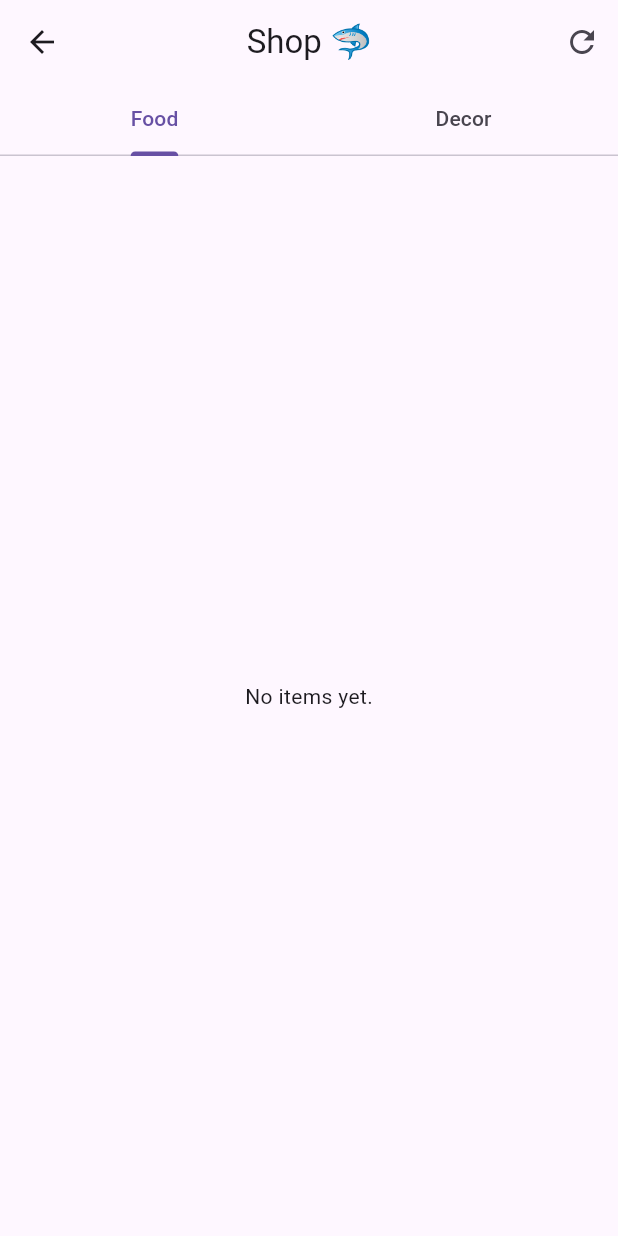
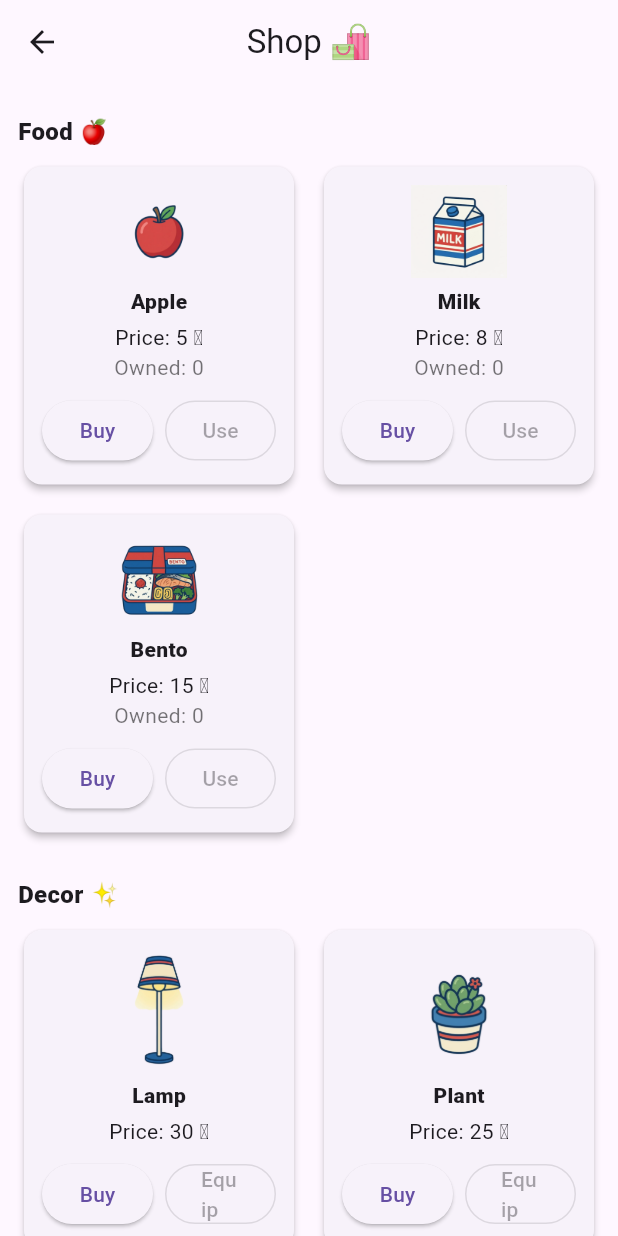
Before and after one commit to lohkaixuan/DoDo_Task, a Flutter app: the ShopPage screen opened by its route, on a phone screen of 412 x 824 dp. Run offline on Flutter 3.47's test engine with Material 3 defaults, Android fonts, the light colour scheme and no system bars; our stand-ins replace dio, flutter_local_notifications, flutter_secure_storage, flutter_tts, get, get_storage and 3 more; missing offline and left inert: flutter_overlay_window; accounts and stored records are empty; network calls fail.

Commit message:
Shop fix

```diff
--- a/flutter/lib/controller/shopController.dart
+++ b/flutter/lib/controller/shopController.dart
@@ -1,147 +1,229 @@
 // lib/controller/shopController.dart
 import 'package:get/get.dart';
-import 'package:dio/dio.dart' as dio;
-
 import 'package:v3/api/dioclient.dart';
 import 'package:v3/controller/walletController.dart';
+import 'package:v3/models/shop_item.dart';
 import 'package:v3/storage/authStorage.dart';
-
-class ShopItem {
-  final String itemId;
-  final String name;
-  final String type; // food / decor
-  final int price;
-  final int hunger; // food effect (0 for decor)
-
-  ShopItem({
-    required this.itemId,
-    required this.name,
-    required this.type,
-    required this.price,
-    required this.hunger,
-  });
-
-  factory ShopItem.fromJson(Map<String, dynamic> j) {
-    return ShopItem(
-      itemId: (j['item_id'] ?? '').toString(),
-      name: (j['name'] ?? '').toString(),
-      type: (j['type'] ?? '').toString(),
-      price: (j['price'] ?? 0 as num).toInt(),
-      hunger: (j['hunger'] ?? 0 as num).toInt(),
-    );
-  }
-}
 
 class ShopController extends GetxController {
   final DioClient _dio = Get.find<DioClient>();
   final WalletController walletC = Get.find<WalletController>();
 
-  final items = <ShopItem>[].obs;
-  final inventoryFood = <Map<String, dynamic>>[].obs;
-  final inventoryDecor = <Map<String, dynamic>>[].obs;
+  final loading = false.obs;
 
-  final loading = false.obs;
+  // Inventory from backend
+  final foodsQty = <String, int>{}.obs;       // itemId -> qty
+  final decorsOwned = <String, bool>{}.obs;   // itemId -> owned
+  final activeDecor = RxnString();
+
+  // ✅ Your shop catalog (local assets)
+  final items = <ShopItem>[
+    const ShopItem(
+      id: 'food_apple',
+      name: 'Apple',
+      price: 5,
+      category: ShopCategory.food,
+      hunger: 10,
+      asset: 'assets/shop/food/apple.png',
+    ),
+    const ShopItem(
+      id: 'food_milk',
+      name: 'Milk',
+      price: 8,
+      category: ShopCategory.food,
+      hunger: 15,
+      asset: 'assets/shop/food/milk.png',
+    ),
+    const ShopItem(
+      id: 'food_bento',
+      name: 'Bento',
+      price: 15,
+      category: ShopCategory.food,
+      hunger: 25,
+      asset: 'assets/shop/food/bento.png',
+    ),
+    const ShopItem(
+      id: 'decor_lamp',
+      name: 'Lamp',
+      price: 30,
+      category: ShopCategory.decor,
+      asset: 'assets/shop/decor/lamp.png',
+    ),
+    const ShopItem(
+      id: 'decor_plant',
+      name: 'Plant',
+      price: 25,
+      category: ShopCategory.decor,
+      asset: 'assets/shop/decor/plant.png',
+    ),
+  ];
 
   @override
   void onInit() {
     super.onInit();
-    // ✅ load shop & inventory
-    Future.microtask(() async {
-      await fetchShop();
-      await fetchInventory();
-    });
+    fetchInventory();
   }
 
-  Future<String?> _token() async {
-    final t = await AuthStorage.readToken();
-    return (t == null || t.isEmpty) ? null : t;
+  Future<String> _userIdOrGuest() async {
+    final uid = await AuthStorage.readUserId();
+    if (uid != null && uid.trim().isNotEmpty) return uid.trim();
+    return 'guest-${DateTime.now().millisecondsSinceEpoch}';
   }
 
-  Future<String> _userId() async {
-    final uid = await AuthStorage.readUserId();
-    return (uid == null || uid.trim().isEmpty)
-        ? 'guest'
-        : uid.trim();
-  }
+  // -------------------------
+  // Inventory
+  // -------------------------
+  Future<void> fetchInventory() async {
+    final token = await AuthStorage.readToken();
+    if (token == null || token.isEmpty) return;
 
-  Future<void> fetchShop() async {
+    final userId = await _userIdOrGuest();
+
     try {
       loading.value = true;
-      final res = await _dio.dio.get('/shop/items');
-      final data = res.data;
+      final res = await _dio.dio.get('/shop/inventory/$userId');
+      final data = (res.data is Map) ? res.data['data'] : null;
+      if (data is! Map) return;
 
-      if (data is Map && data['data'] is List) {
-        final list = (data['data'] as List)
-            .map((e) => ShopItem.fromJson(Map<String, dynamic>.from(e)))
-            .toList();
-        items.assignAll(list);
-      } else if (data is List) {
-        // just in case backend returns raw list
-        final list = data
-            .map((e) => ShopItem.fromJson(Map<String, dynamic>.from(e)))
-            .toList();
-        items.assignAll(list);
-      }
-    } catch (_) {
-      Get.snackbar("Shop 🦈", "Failed to load shop items.");
+      final foods = Map<String, dynamic>.from(data['foods'] ?? {});
+      final decors = Map<String, dynamic>.from(data['decors'] ?? {});
+
+      foodsQty.assignAll(
+        foods.map((k, v) => MapEntry(k.toString(), (v as num).toInt())),
+      );
+
+      decorsOwned.assignAll(
+        decors.map((k, v) => MapEntry(k.toString(), v == true)),
+      );
+
+      activeDecor.value = data['active_decor']?.toString();
+    } catch (e) {
+      // ignore: avoid_print
+      print('⚠️ fetchInventory failed: $e');
     } finally {
       loading.value = false;
     }
   }
 
-  Future<void> fetchInventory() async {
-    final token = await _token();
-    if (token == null) return;
-
-    try {
-      final uid = await _userId();
-      final res = await _dio.dio.get(
-        '/shop/inventory/$uid',
-        options: dio.Options(headers: {'Authorization': 'Bearer $token'}),
-      );
-
-      if (res.data is Map && res.data['data'] is Map) {
-        final m = Map<String, dynamic>.from(res.data['data'] as Map);
-        inventoryFood.assignAll(
-          (m['food'] as List? ?? []).map((e) => Map<String, dynamic>.from(e)).toList(),
-        );
-        inventoryDecor.assignAll(
-          (m['decor'] as List? ?? []).map((e) => Map<String, dynamic>.from(e)).toList(),
-        );
-      }
-    } catch (_) {
-      // silent
-    }
-  }
-
+  // -------------------------
+  // Purchase
+  // -------------------------
   Future<void> purchase(ShopItem item) async {
-    final token = await _token();
-    if (token == null) {
-      Get.snackbar("Login required 🦈", "Please login to buy items.");
+    final token = await AuthStorage.readToken();
+    if (token == null || token.isEmpty) {
+      Get.snackbar("Login first 🦈", "Please login to use shop.");
       return;
     }
 
+    // quick UI guard
+    if (walletC.coins.value < item.price) {
+      Get.snackbar("Not enough coins 🪙", "Earn more coins to buy ${item.name}!");
+      return;
+    }
+
+    final userId = await _userIdOrGuest();
+
     try {
       loading.value = true;
-      final uid = await _userId();
 
       final res = await _dio.dio.post(
         '/shop/purchase',
-        data: {'user_id': uid, 'item_id': item.itemId},
-        options: dio.Options(headers: {'Authorization': 'Bearer $token'}),
+        data: {
+          "user_id": userId,
+          "item_id": item.id,
+          "item_type": item.type, // "food"/"decor"
+          "price": item.price,
+          "name": item.name,
+        },
       );
 
-      // expected Envelope: {status,message,data:{coins, item}}
-      if (res.statusCode == 200) {
-        Get.snackbar("Bought 🎉", "You purchased ${item.name}!");
-        // ✅ refresh coins + inventory
+      final data = (res.data is Map) ? res.data['data'] : null;
+      if (data is Map && data['coins'] != null) {
+        walletC.setCoins((data['coins'] as num).toInt());
+      } else {
         await walletC.fetchBalance();
-        await fetchInventory();
       }
-    } catch (_) {
-      Get.snackbar("Oops 🦈", "Purchase failed. Check coins or server.");
+
+      // Update inventory locally for snappy UI
+      if (item.category == ShopCategory.food) {
+        foodsQty[item.id] = (foodsQty[item.id] ?? 0) + 1;
+      } else {
+        decorsOwned[item.id] = true;
+      }
+
+      Get.snackbar("Purchased 🎉", "You bought ${item.name}!");
+    } catch (e) {
+      // ignore: avoid_print
+      print('⚠️ purchase failed: $e');
+      Get.snackbar("Purchase failed", e.toString());
     } finally {
       loading.value = false;
     }
   }
+
+  // -------------------------
+  // Use food
+  // -------------------------
+  Future<void> useFood(ShopItem item) async {
+    if (item.category != ShopCategory.food) return;
+
+    final qty = foodsQty[item.id] ?? 0;
+    if (qty <= 0) {
+      Get.snackbar("No item 🥺", "You don't have ${item.name}.");
+      return;
+    }
+
+    final userId = await _userIdOrGuest();
+
+    try {
+      loading.value = true;
+      await _dio.dio.post('/shop/use-food', data: {
+        "user_id": userId,
+        "item_id": item.id,
+      });
+
+      foodsQty[item.id] = qty - 1;
+      Get.snackbar("Nom nom 🦈", "${item.name} used! Hunger +${item.hunger}");
+    } catch (e) {
+      Get.snackbar("Use failed", e.toString());
+    } finally {
+      loading.value = false;
+    }
+  }
+
+  // -------------------------
+  // Equip decor
+  // -------------------------
+  Future<void> equipDecor(ShopItem item) async {
+    if (item.category != ShopCategory.decor) return;
+
+    final owned = decorsOwned[item.id] == true;
+    if (!owned) {
+      Get.snackbar("Not owned 🥺", "Buy it first!");
+      return;
+    }
+
+    final userId = await _userIdOrGuest();
+
+    try {
+      loading.value = true;
+      await _dio.dio.post('/shop/equip-decor', data: {
+        "user_id": userId,
+        "item_id": item.id,
+      });
+
+      activeDecor.value = item.id;
+      Get.snackbar("Equipped ✨", "${item.name} is now active!");
+    } catch (e) {
+      Get.snackbar("Equip failed", e.toString());
+    } finally {
+      loading.value = false;
+    }
+  }
+
+  bool isOwned(ShopItem item) => item.category == ShopCategory.food
+      ? (foodsQty[item.id] ?? 0) > 0
+      : (decorsOwned[item.id] == true);
+
+  int qty(ShopItem item) => foodsQty[item.id] ?? 0;
 }
--- a/flutter/lib/models/shop_item.dart
+++ b/flutter/lib/models/shop_item.dart
@@ -1,17 +1,22 @@
-enum ShopItemType {food , decor}
+// lib/models/shop_item.dart
+enum ShopCategory { food, decor }
 
 class ShopItem {
-  final String id;
-  final String name;
-  final int price;
-  final ShopItemType type;
-  final String emoji;
+  final String id;        // e.g. "food_apple"
+  final String name;      // e.g. "Apple"
+  final int price;        // coins
+  final ShopCategory category;
+  final int hunger;       // only for food (0 for decor)
+  final String asset;     // local asset path
 
   const ShopItem({
     required this.id,
     required this.name,
     required this.price,
-    required this.type,
-    required this.emoji,
+    required this.category,
+    required this.asset,
+    this.hunger = 0,
   });
+
+  String get type => category == ShopCategory.food ? "food" : "decor";
 }
--- a/flutter/lib/screens/shop.dart
+++ b/flutter/lib/screens/shop.dart
@@ -2,109 +2,122 @@
 import 'package:flutter/material.dart';
 import 'package:get/get.dart';
 import 'package:v3/controller/shopController.dart';
+import 'package:v3/models/shop_item.dart';
 
 class ShopPage extends StatelessWidget {
   const ShopPage({super.key});
 
   @override
   Widget build(BuildContext context) {
-    // ✅ prefer find; if not exists then put
-    final ShopController c = Get.isRegistered<ShopController>()
-        ? Get.find<ShopController>()
-        : Get.put(ShopController());
+    final c = Get.put(ShopController()); // safe: creates once
 
-    return DefaultTabController(
-      length: 2,
-      child: Scaffold(
+    return Scaffold(
       appBar: AppBar(
-          title: const Text("Shop 🦈"),
+        title: const Text("Shop 🛍️"),
         centerTitle: true,
-          bottom: const TabBar(
-            tabs: [
-              Tab(text: "Food"),
-              Tab(text: "Decor"),
-            ],
-          ),
-          actions: [
-            IconButton(
-              onPressed: () async {
-                await c.fetchShop();
-                await c.fetchInventory();
-              },
-              icon: const Icon(Icons.refresh),
-            )
-          ],
       ),
       body: Obx(() {
-          if (c.loading.value && c.items.isEmpty) {
-            return const Center(child: CircularProgressIndicator());
-          }
+        final foods = c.items.where((x) => x.category == ShopCategory.food).toList();
+        final decors = c.items.where((x) => x.category == ShopCategory.decor).toList();
 
-          final foods = c.items.where((x) => x.type == 'food').toList();
-          final decors = c.items.where((x) => x.type == 'decor').toList();
+        return ListView(
+          padding: const EdgeInsets.all(12),
+          children: [
+            _sectionTitle("Food 🍎"),
+            _grid(foods, c),
+            const SizedBox(height: 18),
 
-          return TabBarView(
-            children: [
-              _grid(context, c, foods),
-              _grid(context, c, decors),
+            _sectionTitle("Decor ✨"),
+            _grid(decors, c),
+            const SizedBox(height: 18),
+
+            if (c.activeDecor.value != null)
+              Text("Active decor: ${c.activeDecor.value}", style: const TextStyle(color: Colors.black54)),
           ],
         );
       }),
-      ),
     );
   }
 
-  Widget _grid(BuildContext context, ShopController c, List<ShopItem> list) {
-    if (list.isEmpty) {
-      return const Center(child: Text("No items yet."));
+  Widget _sectionTitle(String t) => Padding(
+        padding: const EdgeInsets.symmetric(vertical: 8),
+        child: Text(t, style: const TextStyle(fontSize: 16, fontWeight: FontWeight.w800)),
+      );
+
+  Widget _grid(List<ShopItem> items, ShopController c) {
+    return GridView.builder(
+      shrinkWrap: true,
+      physics: const NeverScrollableScrollPhysics(),
+      itemCount: items.length,
+      gridDelegate: const SliverGridDelegateWithFixedCrossAxisCount(
+        crossAxisCount: 2,
+        mainAxisExtent: 220,
+        crossAxisSpacing: 12,
+        mainAxisSpacing: 12,
+      ),
+      itemBuilder: (_, i) => _itemCard(items[i], c),
+    );
   }
 
-    return GridView.builder(
-      padding: const EdgeInsets.all(12),
-      gridDelegate: const SliverGridDelegateWithFixedCrossAxisCount(
-        crossAxisCount: 2,
-        mainAxisSpacing: 12,
-        crossAxisSpacing: 12,
-        childAspectRatio: 1.05,
-      ),
-      itemCount: list.length,
-      itemBuilder: (_, i) {
-        final it = list[i];
-        final icon = it.type == 'food' ? Icons.fastfood : Icons.chair_alt;
-
+  Widget _itemCard(ShopItem it, ShopController c) {
     return Card(
       elevation: 2,
       child: Padding(
         padding: const EdgeInsets.all(12),
         child: Column(
-              crossAxisAlignment: CrossAxisAlignment.start,
           children: [
-                Icon(icon, size: 28),
+            Expanded(child: Image.asset(it.asset, fit: BoxFit.contain)),
+            const SizedBox(height: 6),
+            Text(it.name, style: const TextStyle(fontWeight: FontWeight.w800)),
+            const SizedBox(height: 4),
+            Text("Price: ${it.price} 🪙"),
+
+            if (it.category == ShopCategory.food)
+              Text("Owned: ${c.qty(it)}", style: const TextStyle(color: Colors.black54)),
+
             const SizedBox(height: 8),
-                Text(
-                  it.name,
-                  maxLines: 2,
-                  overflow: TextOverflow.ellipsis,
-                  style: const TextStyle(fontWeight: FontWeight.w800),
+
+            // Buttons
+            if (it.category == ShopCategory.food) ...[
+              Row(
+                children: [
+                  Expanded(
+                    child: ElevatedButton(
+                      onPressed: c.loading.value ? null : () => c.purchase(it),
+                      child: const Text("Buy"),
                     ),
-                const Spacer(),
-                Text("Price: ${it.price} 🪙"),
-                if (it.type == 'food' && it.hunger > 0)
-                  Text("Hunger +${it.hunger}"),
-                const SizedBox(height: 10),
-                SizedBox(
-                  width: double.infinity,
-                  child: ElevatedButton.icon(
-                    onPressed: c.loading.value ? null : () => c.purchase(it),
-                    icon: const Icon(Icons.shopping_bag),
-                    label: const Text("Buy"),
+                  ),
+                  const SizedBox(width: 8),
+                  Expanded(
+                    child: OutlinedButton(
+                      onPressed: (c.loading.value || c.qty(it) <= 0) ? null : () => c.useFood(it),
+                      child: const Text("Use"),
                     ),
                   ),
                 ],
               ),
+            ] else ...[
+              Row(
+                children: [
+                  Expanded(
+                    child: ElevatedButton(
+                      onPressed: c.loading.value ? null : () => c.purchase(it),
+                      child: const Text("Buy"),
                     ),
-        );
-      },
+                  ),
+                  const SizedBox(width: 8),
+                  Expanded(
+                    child: OutlinedButton(
+                      onPressed: (c.loading.value || !c.isOwned(it)) ? null : () => c.equipDecor(it),
+                      child: const Text("Equip"),
+                    ),
+                  ),
+                ],
+              ),
+            ],
+          ],
+        ),
+      ),
     );
   }
 }
--- a/flutter/pubspec.yaml
+++ b/flutter/pubspec.yaml
@@ -76,8 +76,8 @@ flutter:
   # To add assets to your application, add an assets section, like this:
   assets:
   - assets/
-  #   - images/a_dot_burr.jpeg
-  #   - images/a_dot_ham.jpeg
+  - assets/shop/food/
+  - assets/shop/decor/
 
   # An image asset can refer to one or more resolution-specific "variants", see
   # https://flutter.dev/to/resolution-aware-images
```
Also changed, not shown: flutter/lib/widgets/coin_badge.dart (+4 -12 lines), flutter/assets/shop/decor/lamp.png (added), flutter/assets/shop/decor/plant.png (added), flutter/assets/shop/food/apple.png (added), flutter/assets/shop/food/bento.png (added), flutter/assets/shop/food/milk.png (added). Lines whose indentation alone changed are shown as unchanged.
